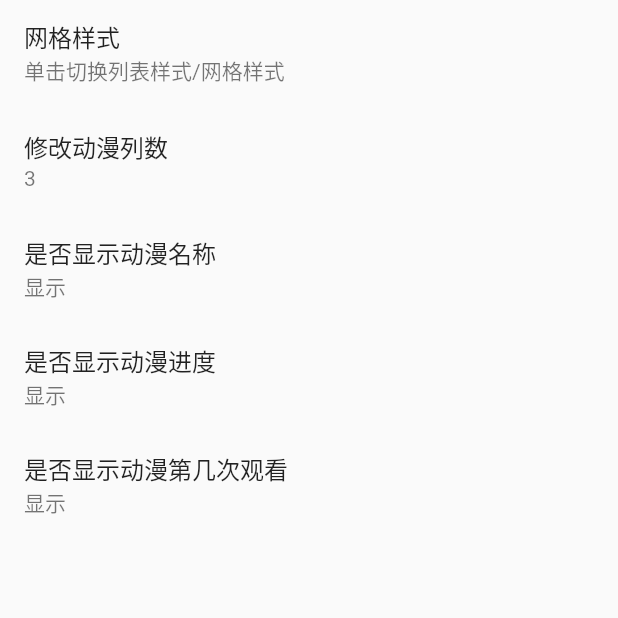
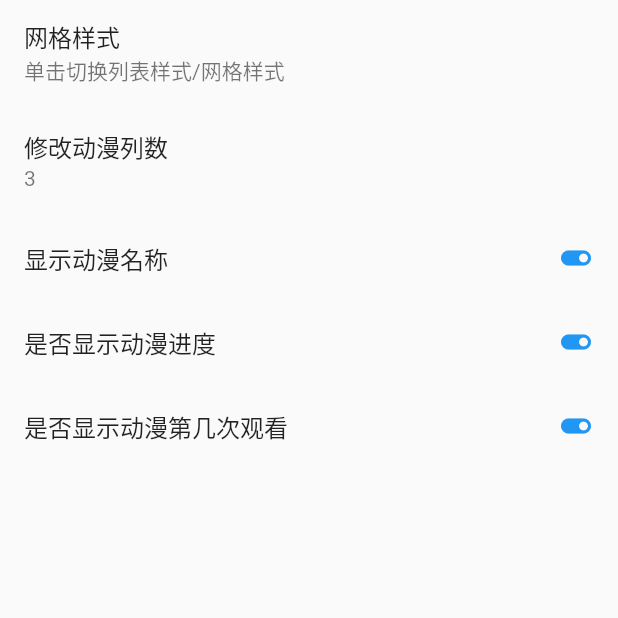
Before and after one commit to linyi102/anime_trace, a Flutter app: the AnimesDisplaySetting screen opened directly, on a phone screen of 412 x 824 dp, the top half of it. Run offline on Flutter 3.47's test engine with Material 2 defaults, Android fonts, the phone set to English and light mode, and no system bars; our stand-ins replace cached_network_image, dio, easy_sidemenu, file_picker, flutter_rating_stars, fluttericon and 10 more; missing offline and left inert: bottom_sheet, dart_ping, easy_image_viewer, expand_widget, flutter_tab_indicator_styler, gesture_zoom_box and 2 more; accounts and stored records are empty; network calls fail; statements that could not run were skipped.

Commit message:
动漫列表设置页中，是否显示修改为开关按钮

```diff
--- a/lib/scaffolds/settings/anime_display_setting.dart
+++ b/lib/scaffolds/settings/anime_display_setting.dart
@@ -57,11 +57,8 @@ class AnimesDisplaySetting extends StatelessWidget {
               SPUtil.getBool("display_list")
                   ? Container()
                   : ListTile(
-                      title: const Text("是否显示动漫名称"),
-                      subtitle: Text(
-                          animeDisplayController.hideGridAnimeName.value
-                              ? "隐藏"
-                              : "显示"),
+                      title: const Text("显示动漫名称"),
+                      trailing: showToggleButton(animeDisplayController.hideGridAnimeName.value),
                       onTap: () {
                         animeDisplayController.turnHideGridAnimeName();
                       },
@@ -70,19 +67,14 @@ class AnimesDisplaySetting extends StatelessWidget {
                   ? Container()
                   : ListTile(
                       title: const Text("是否显示动漫进度"),
-                      subtitle: Text(
-                          animeDisplayController.hideGridAnimeProgress.value
-                              ? "隐藏"
-                              : "显示"),
+                      trailing: showToggleButton(animeDisplayController.hideGridAnimeProgress.value),
                       onTap: () {
                         animeDisplayController.turnHideGridAnimeProgress();
                       },
                     ),
               ListTile(
                 title: const Text("是否显示动漫第几次观看"),
-                subtitle: Text(animeDisplayController.hideReviewNumber.value
-                    ? "隐藏"
-                    : "显示"),
+                trailing: showToggleButton(animeDisplayController.hideReviewNumber.value),
                 onTap: () {
                   animeDisplayController.turnHideReviewNumber();
                 },
@@ -91,4 +83,10 @@ class AnimesDisplaySetting extends StatelessWidget {
           ),
         ));
   }
+
+  showToggleButton(bool on) {
+    return on ? const Icon(Icons.toggle_off_outlined)
+        : const Icon(Icons.toggle_on, color: Colors.blue);
+  }
+
 }
```
